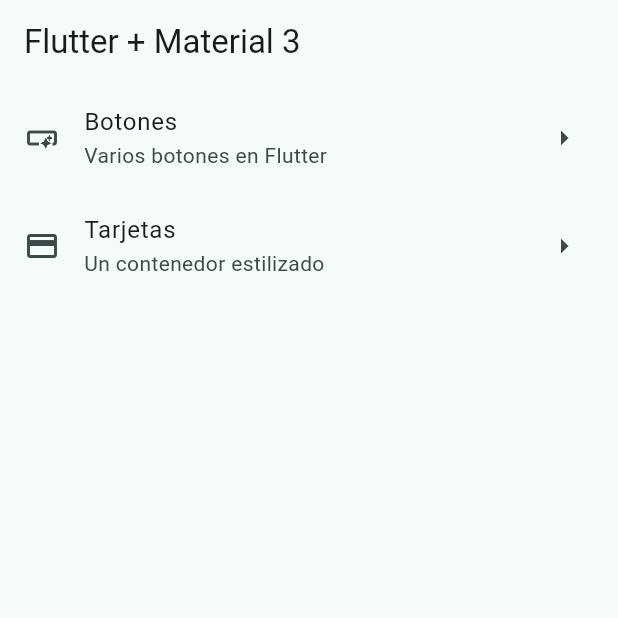
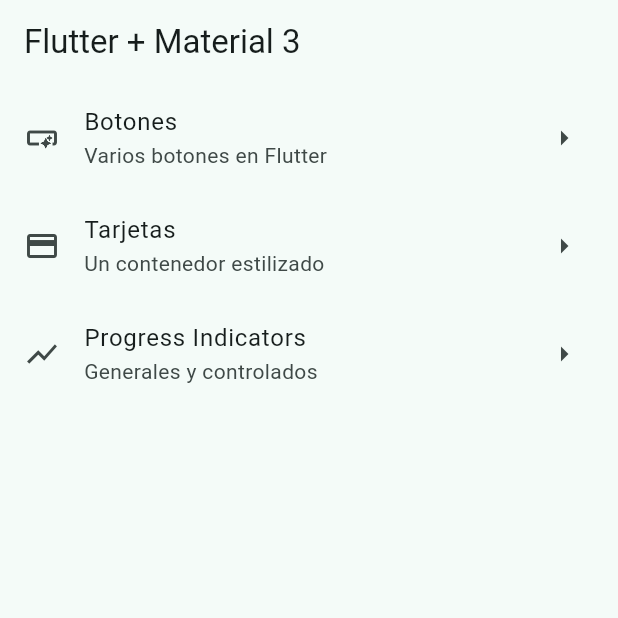
Before and after one commit to auth3rz/app_widgets, a Flutter app: the screen it shows after launch, on a phone screen of 412 x 824 dp, the top half of it. Run offline on Flutter 3.47's test engine with Material 3 defaults, Android fonts, the phone set to English and light mode, and no system bars; our stand-ins replace go_router.

Commit message:
progres indicator controlado

```diff
--- a/lib/config/goRuter/go_router.dart
+++ b/lib/config/goRuter/go_router.dart
@@ -1,5 +1,4 @@
 import 'package:app_widgets/presentation/screens/screens.dart';
-import 'package:flutter/material.dart';
 import 'package:go_router/go_router.dart';
 
 final appRouter = GoRouter(
@@ -7,20 +6,29 @@
   routes: <RouteBase>[
     GoRoute(
       path: '/',
-      builder: (BuildContext context, GoRouterState state) {
+      name: HomeScreen.name,
+      builder: (context, state) {
         return const HomeScreen();
       },
     ),
     GoRoute(
       path: '/cards',
-      builder: (BuildContext context, GoRouterState state) {
+      builder: (context, state) {
         return const CardsScreen();
       },
     ),
     GoRoute(
       path: '/buttons',
-      builder: (BuildContext context, GoRouterState state) {
+      name: ButtonsScreen.name,
+      builder: (context, state) {
         return const ButtonsScreen();
+      },
+    ),
+    GoRoute(
+      path: '/progress',
+      name: ProgressScreen.name,
+      builder: (context, state) {
+        return const ProgressScreen();
       },
     ),
   ],
--- a/lib/menu/menu_item.dart
+++ b/lib/menu/menu_item.dart
@@ -27,4 +27,10 @@
     link: '/cards',
     icon: Icons.credit_card,
   ),
+  MenuItem(
+    title: 'Progress Indicators',
+    subTitle: 'Generales y controlados',
+    link: '/progress',
+    icon: Icons.show_chart_sharp,
+  ),
 ];
--- a/lib/presentation/screens/botones/botones_screen.dart
+++ b/lib/presentation/screens/botones/botones_screen.dart
@@ -1,10 +1,11 @@
 import 'package:app_widgets/config/responsive_size.dart';
 import 'package:flutter/material.dart';
-import 'package:flutter/widgets.dart';
 import 'package:go_router/go_router.dart';
 
 class ButtonsScreen extends StatelessWidget {
   const ButtonsScreen({super.key});
+
+  static String name = 'buttons_screen';
 
   @override
   Widget build(BuildContext context) {
--- a/lib/presentation/screens/home/home_screen.dart
+++ b/lib/presentation/screens/home/home_screen.dart
@@ -4,7 +4,7 @@
 
 class HomeScreen extends StatelessWidget {
   const HomeScreen({super.key});
-
+  static String name = 'Home screen';
   @override
   Widget build(BuildContext context) {
     return Scaffold(
```
Also changed, not shown: lib/presentation/screens/animated/animated_screen.dart (added, +12 -0 lines), lib/presentation/screens/app_tutorial/app_tutorial_screen.dart (added, +12 -0 lines), lib/presentation/screens/infinite_scroll/infinite_scroll_screen.dart (added, +12 -0 lines), lib/presentation/screens/progress/progress_screen.dart (added, +72 -0 lines), lib/presentation/screens/screens.dart (+7 -0 lines), lib/presentation/screens/snackbar/snackbar_screen.dart (added, +12 -0 lines), lib/presentation/screens/ui_controls/ui_controls_screen.dart (added, +12 -0 lines).
